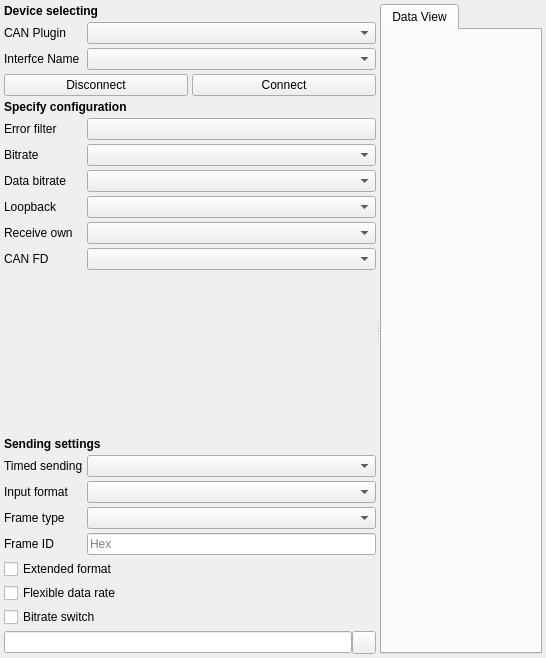
Above: src/x/canbus/xcanbus.ui from x-tools-author/x-tools before the change. Below: the same form after it.
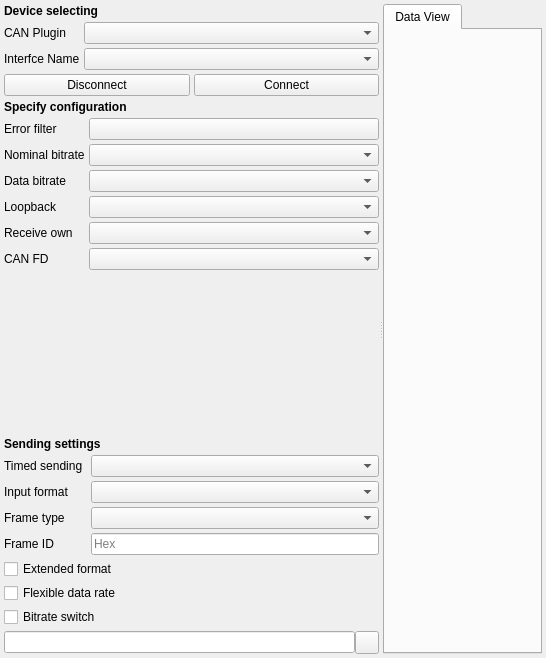
That is the form after the change. Custom widgets are drawn as their Qt base class.

```diff
--- a/src/x/canbus/xcanbus.ui
+++ b/src/x/canbus/xcanbus.ui
@@ -51,27 +51,36 @@
        <property name="spacing">
         <number>4</number>
        </property>
-       <item row="22" column="0">
+       <item row="24" column="0">
+        <widget class="QLabel" name="label_9">
+         <property name="text">
+          <string>Frame type</string>
+         </property>
+        </widget>
+       </item>
+       <item row="24" column="2">
+        <widget class="QComboBox" name="comboBoxFrameType"/>
+       </item>
+       <item row="21" column="0" colspan="3">
+        <widget class="QLabel" name="label_13">
+         <property name="font">
+          <font>
+           <bold>true</bold>
+          </font>
+         </property>
+         <property name="text">
+          <string>Sending settings</string>
+         </property>
+        </widget>
+       </item>
+       <item row="23" column="0">
         <widget class="QLabel" name="label_15">
          <property name="text">
           <string>Input format</string>
          </property>
         </widget>
        </item>
-       <item row="2" column="1">
-        <widget class="QComboBox" name="comboBoxName"/>
-       </item>
-       <item row="23" column="1">
-        <widget class="QComboBox" name="comboBoxFrameType"/>
-       </item>
-       <item row="27" column="0" colspan="2">
-        <widget class="QCheckBox" name="checkBoxBitrateSwitch">
-         <property name="text">
-          <string>Bitrate switch</string>
-         </property>
-        </widget>
-       </item>
-       <item row="0" column="0" colspan="2">
+       <item row="0" column="0" colspan="3">
         <widget class="QLabel" name="label_12">
          <property name="font">
           <font>
@@ -83,14 +92,7 @@
          </property>
         </widget>
        </item>
-       <item row="7" column="0">
-        <widget class="QLabel" name="label_7">
-         <property name="text">
-          <string>Data bitrate</string>
-         </property>
-        </widget>
-       </item>
-       <item row="4" column="0" colspan="2">
+       <item row="4" column="0" colspan="3">
         <widget class="QLabel" name="label_11">
          <property name="font">
           <font>
@@ -102,32 +104,74 @@
          </property>
         </widget>
        </item>
-       <item row="9" column="1">
-        <widget class="QComboBox" name="comboBoxReceiveOwn"/>
+       <item row="26" column="0" colspan="3">
+        <widget class="QCheckBox" name="checkBoxExtendedFormat">
+         <property name="text">
+          <string>Extended format</string>
+         </property>
+        </widget>
        </item>
-       <item row="21" column="1">
+       <item row="22" column="2">
         <widget class="QComboBox" name="comboBoxTimedSending"/>
        </item>
-       <item row="20" column="0" colspan="2">
-        <widget class="QLabel" name="label_13">
-         <property name="font">
-          <font>
-           <bold>true</bold>
-          </font>
-         </property>
+       <item row="22" column="0">
+        <widget class="QLabel" name="label_14">
          <property name="text">
-          <string>Sending settings</string>
+          <string>Timed sending</string>
          </property>
         </widget>
        </item>
-       <item row="5" column="0">
-        <widget class="QLabel" name="label_3">
-         <property name="text">
-          <string>Error filter</string>
+       <item row="25" column="2">
+        <widget class="QLineEdit" name="lineEditFrameId">
+         <property name="placeholderText">
+          <string notr="true">Hex</string>
          </property>
         </widget>
        </item>
-       <item row="3" column="0" colspan="2">
+       <item row="23" column="2">
+        <widget class="QComboBox" name="comboBoxInputFormat"/>
+       </item>
+       <item row="1" column="0" colspan="3">
+        <layout class="QGridLayout" name="gridLayout_2">
+         <item row="1" column="0">
+          <widget class="QLabel" name="label_2">
+           <property name="text">
+            <string>Interfce Name</string>
+           </property>
+          </widget>
+         </item>
+         <item row="0" column="0">
+          <widget class="QLabel" name="label">
+           <property name="sizePolicy">
+            <sizepolicy hsizetype="Fixed" vsizetype="Preferred">
+             <horstretch>0</horstretch>
+             <verstretch>0</verstretch>
+            </sizepolicy>
+           </property>
+           <property name="text">
+            <string>CAN Plugin</string>
+           </property>
+          </widget>
+         </item>
+         <item row="0" column="1">
+          <widget class="QComboBox" name="comboBoxPlugins">
+           <property name="sizePolicy">
+            <sizepolicy hsizetype="Preferred" vsizetype="Fixed">
+             <horstretch>0</horstretch>
+             <verstretch>0</verstretch>
+            </sizepolicy>
+           </property>
+           <property name="sizeAdjustPolicy">
+            <enum>QComboBox::SizeAdjustPolicy::AdjustToContents</enum>
+           </property>
+          </widget>
+         </item>
+         <item row="1" column="1">
+          <widget class="QComboBox" name="comboBoxName"/>
+         </item>
+        </layout>
+       </item>
+       <item row="3" column="0" colspan="3">
         <layout class="QHBoxLayout" name="horizontalLayout_3">
          <item>
           <widget class="QPushButton" name="pushButtonDisconnect">
@@ -145,54 +189,7 @@
          </item>
         </layout>
        </item>
-       <item row="12" column="1">
-        <widget class="QComboBox" name="comboBoxCanFd"/>
-       </item>
-       <item row="26" column="0" colspan="2">
-        <widget class="QCheckBox" name="checkBoxFlexibleDataRate">
-         <property name="text">
-          <string>Flexible data rate</string>
-         </property>
-        </widget>
-       </item>
-       <item row="7" column="1">
-        <widget class="QComboBox" name="comboBoxDataBitrate"/>
-       </item>
-       <item row="6" column="1">
-        <widget class="QComboBox" name="comboBoxBitrate"/>
-       </item>
-       <item row="28" column="0" colspan="2">
-        <layout class="QHBoxLayout" name="horizontalLayout">
-         <property name="spacing">
-          <number>0</number>
-         </property>
-         <item>
-          <widget class="QLineEdit" name="lineEditPayload">
-           <property name="sizePolicy">
-            <sizepolicy hsizetype="Preferred" vsizetype="Fixed">
-             <horstretch>0</horstretch>
-             <verstretch>0</verstretch>
-            </sizepolicy>
-           </property>
-          </widget>
-         </item>
-         <item>
-          <widget class="QToolButton" name="toolButtonSend">
-           <property name="text">
-            <string notr="true"/>
-           </property>
-          </widget>
-         </item>
-        </layout>
-       </item>
-       <item row="24" column="0">
-        <widget class="QLabel" name="label_16">
-         <property name="text">
-          <string>Frame ID</string>
-         </property>
-        </widget>
-       </item>
-       <item row="19" column="0">
+       <item row="20" column="0">
         <spacer name="verticalSpacer">
          <property name="orientation">
           <enum>Qt::Orientation::Vertical</enum>
@@ -205,107 +202,154 @@
          </property>
         </spacer>
        </item>
-       <item row="12" column="0">
-        <widget class="QLabel" name="label_8">
+       <item row="28" column="0" colspan="3">
+        <widget class="QCheckBox" name="checkBoxBitrateSwitch">
          <property name="text">
-          <string>CAN FD</string>
+          <string>Bitrate switch</string>
          </property>
         </widget>
        </item>
-       <item row="21" column="0">
-        <widget class="QLabel" name="label_14">
+       <item row="27" column="0" colspan="3">
+        <widget class="QCheckBox" name="checkBoxFlexibleDataRate">
          <property name="text">
-          <string>Timed sending</string>
+          <string>Flexible data rate</string>
          </property>
         </widget>
        </item>
-       <item row="9" column="0">
-        <widget class="QLabel" name="label_5">
+       <item row="25" column="0">
+        <widget class="QLabel" name="label_16">
          <property name="text">
-          <string>Receive own</string>
+          <string>Frame ID</string>
          </property>
         </widget>
        </item>
-       <item row="23" column="0">
-        <widget class="QLabel" name="label_9">
-         <property name="text">
-          <string>Frame type</string>
+       <item row="29" column="0" colspan="3">
+        <layout class="QHBoxLayout" name="horizontalLayout">
+         <property name="spacing">
+          <number>0</number>
          </property>
-        </widget>
+         <item>
+          <widget class="QLineEdit" name="lineEditPayload">
+           <property name="sizePolicy">
+            <sizepolicy hsizetype="Preferred" vsizetype="Fixed">
+             <horstretch>0</horstretch>
+             <verstretch>0</verstretch>
+            </sizepolicy>
+           </property>
+          </widget>
+         </item>
+         <item>
+          <widget class="QToolButton" name="toolButtonSend">
+           <property name="text">
+            <string notr="true"/>
+           </property>
+          </widget>
+         </item>
+        </layout>
        </item>
-       <item row="2" column="0">
-        <widget class="QLabel" name="label_2">
-         <property name="text">
-          <string>Interfce Name</string>
-         </property>
-        </widget>
-       </item>
-       <item row="1" column="0">
-        <widget class="QLabel" name="label">
-         <property name="sizePolicy">
-          <sizepolicy hsizetype="Fixed" vsizetype="Preferred">
-           <horstretch>0</horstretch>
-           <verstretch>0</verstretch>
-          </sizepolicy>
-         </property>
-         <property name="text">
-          <string>CAN Plugin</string>
-         </property>
-        </widget>
-       </item>
-       <item row="5" column="1">
-        <widget class="QPushButton" name="pushButtonErrorFilter">
-         <property name="text">
-          <string notr="true"/>
-         </property>
-        </widget>
-       </item>
-       <item row="1" column="1">
-        <widget class="QComboBox" name="comboBoxPlugins">
-         <property name="sizePolicy">
-          <sizepolicy hsizetype="Preferred" vsizetype="Fixed">
-           <horstretch>0</horstretch>
-           <verstretch>0</verstretch>
-          </sizepolicy>
-         </property>
-         <property name="sizeAdjustPolicy">
-          <enum>QComboBox::SizeAdjustPolicy::AdjustToContents</enum>
-         </property>
-        </widget>
-       </item>
-       <item row="22" column="1">
-        <widget class="QComboBox" name="comboBoxInputFormat"/>
-       </item>
-       <item row="8" column="0">
-        <widget class="QLabel" name="label_4">
-         <property name="text">
-          <string>Loopback</string>
-         </property>
-        </widget>
-       </item>
-       <item row="25" column="0" colspan="2">
-        <widget class="QCheckBox" name="checkBoxExtendedFormat">
-         <property name="text">
-          <string>Extended format</string>
-         </property>
-        </widget>
-       </item>
-       <item row="6" column="0">
-        <widget class="QLabel" name="label_6">
-         <property name="text">
-          <string>Bitrate</string>
-         </property>
-        </widget>
-       </item>
-       <item row="8" column="1">
-        <widget class="QComboBox" name="comboBoxLoopback"/>
-       </item>
-       <item row="24" column="1">
-        <widget class="QLineEdit" name="lineEditFrameId">
-         <property name="placeholderText">
-          <string notr="true">Hex</string>
-         </property>
-        </widget>
+       <item row="5" column="0" colspan="3">
+        <layout class="QGridLayout" name="gridLayout_3">
+         <item row="3" column="1">
+          <widget class="QComboBox" name="comboBoxLoopback"/>
+         </item>
+         <item row="0" column="1">
+          <widget class="QPushButton" name="pushButtonErrorFilter">
+           <property name="text">
+            <string notr="true"/>
+           </property>
+          </widget>
+         </item>
+         <item row="0" column="0">
+          <widget class="QLabel" name="label_3">
+           <property name="sizePolicy">
+            <sizepolicy hsizetype="Fixed" vsizetype="Preferred">
+             <horstretch>0</horstretch>
+             <verstretch>0</verstretch>
+            </sizepolicy>
+           </property>
+           <property name="text">
+            <string>Error filter</string>
+           </property>
+          </widget>
+         </item>
+         <item row="4" column="0">
+          <widget class="QLabel" name="label_5">
+           <property name="sizePolicy">
+            <sizepolicy hsizetype="Fixed" vsizetype="Preferred">
+             <horstretch>0</horstretch>
+             <verstretch>0</verstretch>
+            </sizepolicy>
+           </property>
+           <property name="text">
+            <string>Receive own</string>
+           </property>
+          </widget>
+         </item>
+         <item row="1" column="1">
+          <widget class="QComboBox" name="comboBoxBitrate"/>
+         </item>
+         <item row="3" column="0">
+          <widget class="QLabel" name="label_4">
+           <property name="sizePolicy">
+            <sizepolicy hsizetype="Fixed" vsizetype="Preferred">
+             <horstretch>0</horstretch>
+             <verstretch>0</verstretch>
+            </sizepolicy>
+           </property>
+           <property name="text">
+            <string>Loopback</string>
+           </property>
+          </widget>
+         </item>
+         <item row="1" column="0">
+          <widget class="QLabel" name="label_6">
+           <property name="sizePolicy">
+            <sizepolicy hsizetype="Fixed" vsizetype="Preferred">
+             <horstretch>0</horstretch>
+             <verstretch>0</verstretch>
+            </sizepolicy>
+           </property>
+           <property name="text">
+            <string>Nominal bitrate</string>
+           </property>
+          </widget>
+         </item>
+         <item row="2" column="0">
+          <widget class="QLabel" name="label_7">
+           <property name="sizePolicy">
+            <sizepolicy hsizetype="Fixed" vsizetype="Preferred">
+             <horstretch>0</horstretch>
+             <verstretch>0</verstretch>
+            </sizepolicy>
+           </property>
+           <property name="text">
+            <string>Data bitrate</string>
+           </property>
+          </widget>
+         </item>
+         <item row="4" column="1">
+          <widget class="QComboBox" name="comboBoxReceiveOwn"/>
+         </item>
+         <item row="2" column="1">
+          <widget class="QComboBox" name="comboBoxDataBitrate"/>
+         </item>
+         <item row="5" column="0">
+          <widget class="QLabel" name="label_8">
+           <property name="sizePolicy">
+            <sizepolicy hsizetype="Fixed" vsizetype="Preferred">
+             <horstretch>0</horstretch>
+             <verstretch>0</verstretch>
+            </sizepolicy>
+           </property>
+           <property name="text">
+            <string notr="true">CAN FD</string>
+           </property>
+          </widget>
+         </item>
+         <item row="5" column="1">
+          <widget class="QComboBox" name="comboBoxCanFd"/>
+         </item>
+        </layout>
        </item>
       </layout>
      </widget>
```
Left out of the diff: 2 changed lines with no effect on the pictures.
